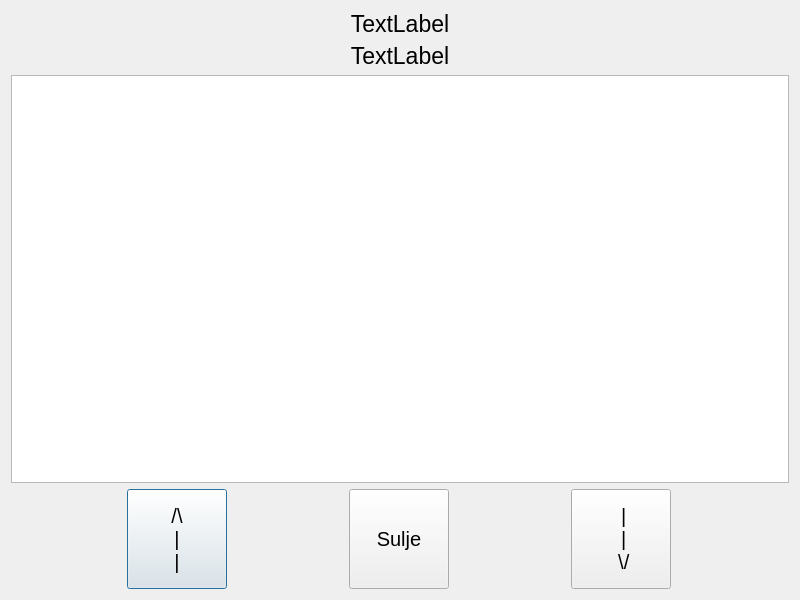
PauliRekila/Banksimul, file qt_frontend/banksimul35/tapahtumat.ui: the form before one commit.
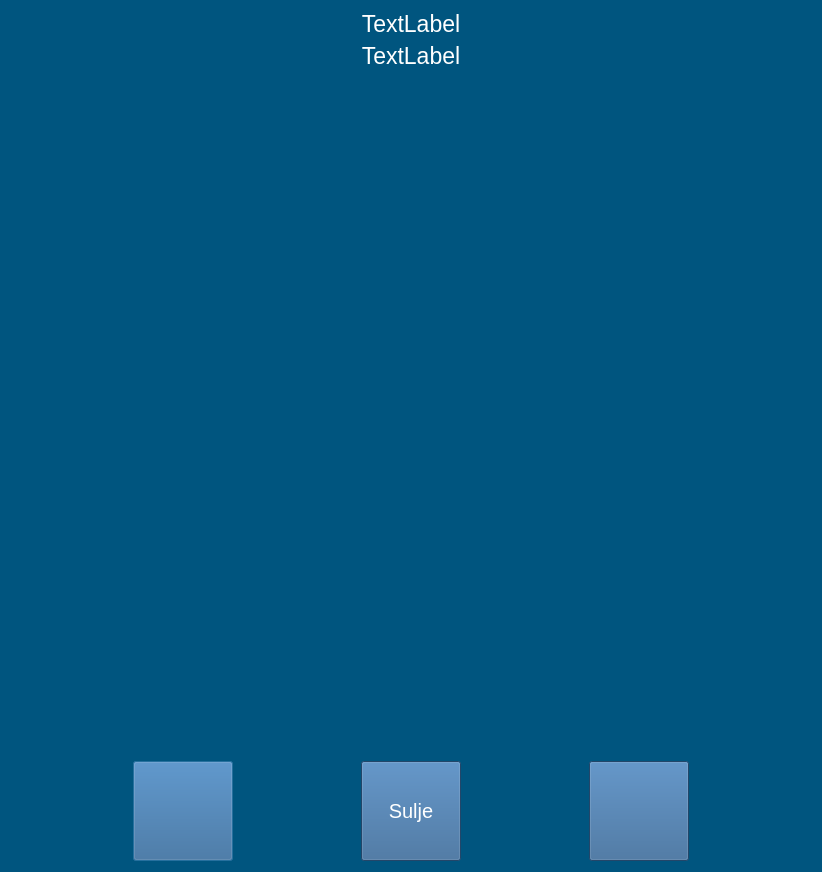
The form after the commit. Icons and pictures are not drawn.

Diff of the .ui file:
```diff
--- a/qt_frontend/banksimul35/tapahtumat.ui
+++ b/qt_frontend/banksimul35/tapahtumat.ui
@@ -13,6 +13,9 @@
   <property name="windowTitle">
    <string>Dialog</string>
   </property>
+  <property name="styleSheet">
+   <string notr="true">background-color: rgb(0, 85, 127);</string>
+  </property>
   <layout class="QHBoxLayout" name="horizontalLayout_2">
    <item>
     <layout class="QVBoxLayout" name="verticalLayout">
@@ -26,6 +29,9 @@
          <pointsize>17</pointsize>
         </font>
        </property>
+       <property name="styleSheet">
+        <string notr="true">color: rgb(255, 255, 255);</string>
+       </property>
        <property name="text">
         <string>TextLabel</string>
        </property>
@@ -41,6 +47,9 @@
          <pointsize>17</pointsize>
         </font>
        </property>
+       <property name="styleSheet">
+        <string notr="true">color: rgb(255, 255, 255);</string>
+       </property>
        <property name="text">
         <string>TextLabel</string>
        </property>
@@ -50,19 +59,73 @@
       </widget>
      </item>
      <item>
-      <widget class="QTextBrowser" name="tapahtumat_text">
-       <property name="font">
-        <font>
-         <pointsize>9</pointsize>
-        </font>
-       </property>
-       <property name="textInteractionFlags">
-        <set>Qt::NoTextInteraction</set>
-       </property>
-       <property name="openLinks">
-        <bool>false</bool>
-       </property>
-      </widget>
+      <layout class="QHBoxLayout" name="horizontalLayout_3">
+       <item>
+        <spacer name="horizontalSpacer">
+         <property name="orientation">
+          <enum>Qt::Horizontal</enum>
+         </property>
+         <property name="sizeHint" stdset="0">
+          <size>
+           <width>40</width>
+           <height>20</height>
+          </size>
+         </property>
+        </spacer>
+       </item>
+       <item>
+        <widget class="QTextBrowser" name="tapahtumat_text">
+         <property name="sizePolicy">
+          <sizepolicy hsizetype="Fixed" vsizetype="Fixed">
+           <horstretch>0</horstretch>
+           <verstretch>0</verstretch>
+          </sizepolicy>
+         </property>
+         <property name="minimumSize">
+          <size>
+           <width>800</width>
+           <height>680</height>
+          </size>
+         </property>
+         <property name="font">
+          <font>
+           <pointsize>16</pointsize>
+          </font>
+         </property>
+         <property name="styleSheet">
+          <string notr="true">color: rgb(255, 255, 255);</string>
+         </property>
+         <property name="frameShape">
+          <enum>QFrame::NoFrame</enum>
+         </property>
+         <property name="verticalScrollBarPolicy">
+          <enum>Qt::ScrollBarAlwaysOff</enum>
+         </property>
+         <property name="horizontalScrollBarPolicy">
+          <enum>Qt::ScrollBarAlwaysOff</enum>
+         </property>
+         <property name="textInteractionFlags">
+          <set>Qt::NoTextInteraction</set>
+         </property>
+         <property name="openLinks">
+          <bool>false</bool>
+         </property>
+        </widget>
+       </item>
+       <item>
+        <spacer name="horizontalSpacer_2">
+         <property name="orientation">
+          <enum>Qt::Horizontal</enum>
+         </property>
+         <property name="sizeHint" stdset="0">
+          <size>
+           <width>40</width>
+           <height>20</height>
+          </size>
+         </property>
+        </spacer>
+       </item>
+      </layout>
      </item>
      <item>
       <layout class="QHBoxLayout" name="horizontalLayout">
@@ -85,10 +148,23 @@
            <pointsize>15</pointsize>
           </font>
          </property>
+         <property name="styleSheet">
+          <string notr="true">color: rgb(255, 255, 255);
+background-color: rgb(49, 98, 147);</string>
+         </property>
          <property name="text">
-          <string>/\
-|
-|</string>
+          <string/>
+         </property>
+         <property name="icon">
+          <iconset resource="napit.qrc">
+           <normaloff>:/new/prefix/icons/ylos.png</normaloff>
+           <normalon>:/new/prefix/icons/ylos.png</normalon>:/new/prefix/icons/ylos.png</iconset>
+         </property>
+         <property name="iconSize">
+          <size>
+           <width>100</width>
+           <height>100</height>
+          </size>
          </property>
         </widget>
        </item>
@@ -111,6 +187,10 @@
            <pointsize>15</pointsize>
           </font>
          </property>
+         <property name="styleSheet">
+          <string notr="true">color: rgb(255, 255, 255);
+background-color: rgb(49, 98, 147);</string>
+         </property>
          <property name="text">
           <string>Sulje</string>
          </property>
@@ -135,10 +215,29 @@
            <pointsize>15</pointsize>
           </font>
          </property>
+         <property name="styleSheet">
+          <string notr="true">color: rgb(255, 255, 255);
+background-color: rgb(49, 98, 147);</string>
+         </property>
          <property name="text">
-          <string> |
- |
- \/</string>
+          <string/>
+         </property>
+         <property name="icon">
+          <iconset resource="napit.qrc">
+           <normaloff>:/new/prefix/icons/alas.png</normaloff>
+           <normalon>:/new/prefix/icons/alas.png</normalon>:/new/prefix/icons/alas.png</iconset>
+         </property>
+         <property name="iconSize">
+          <size>
+           <width>100</width>
+           <height>100</height>
+          </size>
+         </property>
+         <property name="default">
+          <bool>false</bool>
+         </property>
+         <property name="flat">
+          <bool>false</bool>
          </property>
         </widget>
        </item>
```
Left out of the diff: 4 changed lines with no effect on the pictures.
